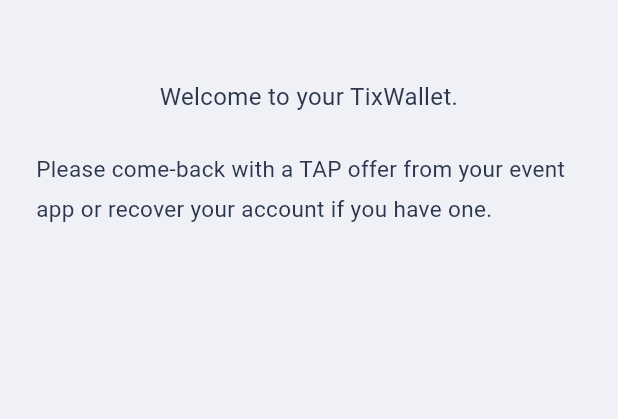
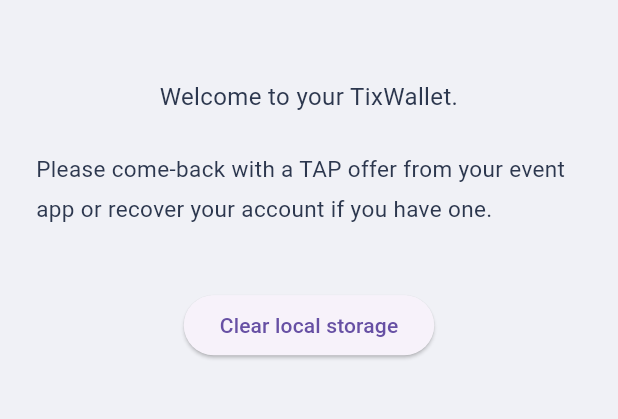
Before and after one commit to MKsKzWEPAST/tap_engagement_app, a Flutter app: the HomeScreen screen opened by its route, on a phone screen of 412 x 824 dp, the part 221-640 px from its top. Run offline on Flutter 3.47's test engine with Material 3 defaults, Android fonts, the phone set to English and light mode, and no system bars; our stand-ins replace bloc, built_collection, camera, envied, flutter_bloc, flutter_secure_storage and 9 more; missing offline and left inert: google_mlkit_barcode_scanning, google_mlkit_commons, persona_flutter, polygonid_flutter_sdk, scan, secure_application and 1 more; accounts and stored records are empty; generated files the repository leaves out were written again.

Commit message:
adding back office button

```diff
--- a/minimal_example/lib/src/presentation/ui/home/widgets/home.dart
+++ b/minimal_example/lib/src/presentation/ui/home/widgets/home.dart
@@ -172,6 +172,8 @@
                                 _buildWalletSection(),
                               const SizedBox(height: 20),
                               _buildErrorSection(),
+                              const SizedBox(height: 20),
+                              _buildBackOfficeSection()
                             ],
                           ),
                         ),
@@ -306,8 +308,7 @@
                                                           FontWeight.w700),
                                             )
                                           : Text(
-                                              CustomStrings.homeNoWallet +
-                                                  _tapInfo.nonce,
+                                              CustomStrings.homeNoWallet,
                                               style: CustomTextStyles
                                                   .descriptionTextStyle
                                                   .copyWith(fontSize: 15),
@@ -359,7 +360,8 @@
         Navigator.pushNamed(context, Routes.combinedPath);
       }
     },
-        child: Text(text));
+        child: Text(text)
+    );
   }
 
   ///
@@ -379,4 +381,13 @@
       },
     );
   }
+
+  Widget _buildBackOfficeSection() {
+    return ElevatedButton(
+        onPressed: () async {
+          final SharedPreferences prefs = await SharedPreferences.getInstance();
+          await prefs.clear();
+        },
+        child: const Text("Clear local storage"));
+  }
 }
```
